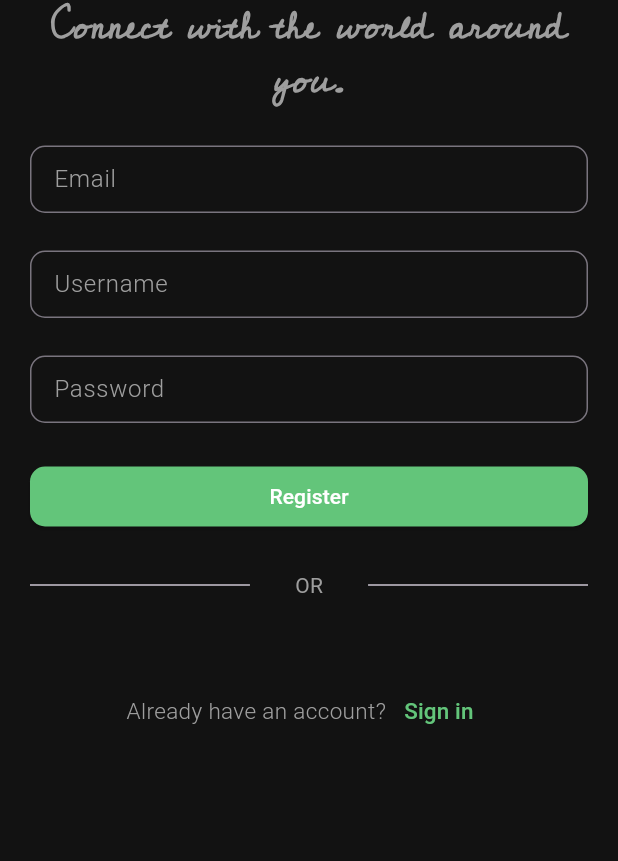
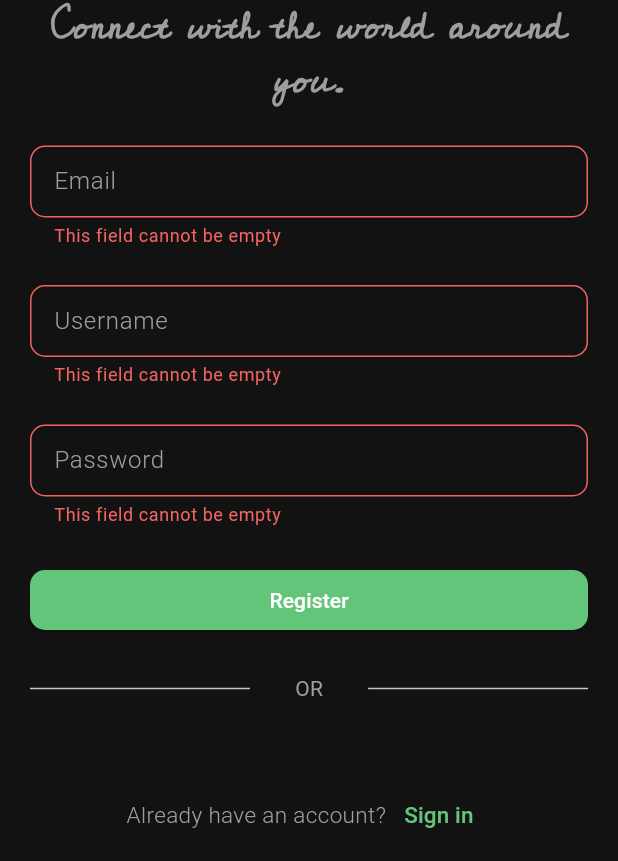
Before and after one commit to nileshshrs/moments, a Flutter app: the RegistrationScreen screen opened directly, after a tap on "Register", on a phone screen of 412 x 824 dp, the part 375-1236 px from its top. Run offline on Flutter 3.47's test engine with Material 3 defaults, Android fonts, the phone set to English and light mode, and no system bars; our stand-ins replace another_flushbar.

Commit message:
form error handling for login and registration screen

```diff
--- a/lib/app.dart
+++ b/lib/app.dart
@@ -2,6 +2,7 @@ import 'package:flutter/material.dart';
 import 'package:moments/features/home/view/home_screen.dart';
 import 'package:moments/features/login/views/login_screen.dart';
 import 'package:moments/features/registration/view/registration_screen.dart';
+import 'package:moments/features/splashscreen/splash_screen.dart';
 // import 'package:moments/features/splashscreen/splash_screen.dart';
 
 class App extends StatefulWidget {
@@ -15,7 +16,7 @@ class _AppState extends State<App> {
   @override
   Widget build(BuildContext context) {
     return const MaterialApp(
-      home: RegistrationScreen(),
+      home: SplashScreen(),
       debugShowCheckedModeBanner: false,
     );
   }
--- a/lib/features/login/views/login_screen.dart
+++ b/lib/features/login/views/login_screen.dart
@@ -2,7 +2,7 @@
 
 import 'package:flutter/material.dart';
 import 'package:moments/features/registration/view/registration_screen.dart';
-// ignore: depend_on_referenced_packages
+import 'package:moments/utils/flushbar_utils.dart'; // Import your FlushbarUtil here
 
 class LoginScreen extends StatefulWidget {
   const LoginScreen({super.key});
@@ -20,14 +20,24 @@ class _LoginScreenState extends State<LoginScreen> {
       TextEditingController();
   final TextEditingController _passwordController = TextEditingController();
 
-  void login(usernameOrEmail, password) {
+  void login(String usernameOrEmail, String password) {
     print('username: $usernameOrEmail, password: $password');
-    if (usernameOrEmail.isNotEmpty && password.isNotEmpty) {
-      // Navigator.pushReplacement(
-      //   context,
-      //   MaterialPageRoute(builder: (context) =>),
-      // );
+
+    if (usernameOrEmail.isEmpty && password.isEmpty ||
+        usernameOrEmail != "admin" && password != "admin123") {
+      // Show error message using Flushbar
+      FlushbarUtil.showMessage(
+        context: context,
+        message: "invalid credentials. please try again.!",
+        backgroundColor: Color(0xFFF0635D),
+        messageColor: Colors.white,
+      );
+      return; // Exit early if fields are empty
     }
+
+    // Add login logic here (e.g., API call)
+
+    // Clear the input fields after successful login
     _usernameOrEmailController.clear();
     _passwordController.clear();
   }
@@ -44,9 +54,7 @@ class _LoginScreenState extends State<LoginScreen> {
               mainAxisAlignment: MainAxisAlignment.center,
               crossAxisAlignment: CrossAxisAlignment.center,
               children: [
-              SizedBox(
-                height: 90,
-              ),
+                SizedBox(height: 90),
                 SizedBox(
                   height: 140,
                   width: double.infinity,
@@ -60,17 +68,14 @@ class _LoginScreenState extends State<LoginScreen> {
                     "Connect with the world around you.",
                     textAlign: TextAlign.center,
                     style: TextStyle(
-                    fontFamily:
-                        'Cedarville', // Use the font family defined in pubspec.yaml
+                      fontFamily: 'Cedarville',
                       color: textMutedColor,
                       fontSize: 25,
                       fontWeight: FontWeight.bold,
                     ),
                   ),
                 ),
-              SizedBox(
-                height: 25.0,
-              ),
+                SizedBox(height: 25.0),
                 SizedBox(
                   height: 45.0,
                   child: TextFormField(
@@ -92,9 +97,7 @@ class _LoginScreenState extends State<LoginScreen> {
                     ),
                   ),
                 ),
-              SizedBox(
-                height: 25.0,
-              ),
+                SizedBox(height: 25.0),
                 SizedBox(
                   height: 45.0,
                   child: TextFormField(
@@ -118,15 +121,15 @@ class _LoginScreenState extends State<LoginScreen> {
                     ),
                   ),
                 ),
-              SizedBox(
-                height: 25.0,
-              ),
+                SizedBox(height: 25.0),
                 SizedBox(
                   width: double.infinity,
                   child: ElevatedButton(
                     onPressed: () {
-                    login(_usernameOrEmailController.text,
-                        _passwordController.text);
+                      login(
+                        _usernameOrEmailController.text,
+                        _passwordController.text,
+                      );
                     },
                     style: ElevatedButton.styleFrom(
                       backgroundColor: primaryColor,
@@ -134,14 +137,10 @@ class _LoginScreenState extends State<LoginScreen> {
                       shape: RoundedRectangleBorder(
                           borderRadius: BorderRadius.circular(10)),
                     ),
-                  child: Text(
-                    "Login",
+                    child: Text("Login"),
                   ),
                 ),
-              ),
-              SizedBox(
-                height: 25.0,
-              ),
+                SizedBox(height: 25.0),
                 Row(
                   children: [
                     const Expanded(child: Divider()),
@@ -155,15 +154,13 @@ class _LoginScreenState extends State<LoginScreen> {
                     const Expanded(child: Divider()),
                   ],
                 ),
-              SizedBox(
-                height: 25,
-              ),
+                SizedBox(height: 25),
                 SizedBox(
                   width: double.infinity,
                   child: TextButton(
                     onPressed: () {},
                     style: ButtonStyle(
-                      overlayColor: WidgetStateProperty.all<Color>(
+                      overlayColor: MaterialStateProperty.all<Color>(
                           Colors.transparent), // Disable highlight color
                     ),
                     child: Text(
@@ -172,11 +169,10 @@ class _LoginScreenState extends State<LoginScreen> {
                           fontWeight: FontWeight.w300,
                           color: primaryColor,
                           fontSize: 17),
-                    )),
                     ),
-              SizedBox(
-                height: 50,
                   ),
+                ),
+                SizedBox(height: 50),
                 Row(
                   mainAxisAlignment: MainAxisAlignment.center,
                   children: [
@@ -197,7 +193,7 @@ class _LoginScreenState extends State<LoginScreen> {
                         );
                       },
                       style: ButtonStyle(
-                      overlayColor: WidgetStateProperty.all<Color>(
+                        overlayColor: MaterialStateProperty.all<Color>(
                             Colors.transparent), // Disable highlight color
                       ),
                       child: Text(
@@ -213,7 +209,8 @@ class _LoginScreenState extends State<LoginScreen> {
               ],
             ),
           ),
-      )),
+        ),
+      ),
     );
   }
 }
--- a/lib/features/registration/view/registration_screen.dart
+++ b/lib/features/registration/view/registration_screen.dart
@@ -1,8 +1,6 @@
-// ignore_for_file: prefer_const_constructors, sized_box_for_whitespace
-
 import 'package:flutter/material.dart';
 import 'package:moments/features/login/views/login_screen.dart';
-// ignore: depend_on_referenced_packages
+import 'package:moments/utils/custom_textformfield.dart';
 
 class RegistrationScreen extends StatefulWidget {
   const RegistrationScreen({super.key});
@@ -12,25 +10,33 @@ class RegistrationScreen extends StatefulWidget {
 }
 
 class _RegistrationScreenState extends State<RegistrationScreen> {
-  final Color primaryColor = Color(0xFF63C57A);
-  final Color bgColor = Color(0xFF121212);
+  final Color primaryColor = const Color(0xFF63C57A);
+  final Color bgColor = const Color(0xFF121212);
   final Color textMutedColor = Colors.grey;
 
   final TextEditingController _usernameController = TextEditingController();
   final TextEditingController _emailController = TextEditingController();
   final TextEditingController _passwordController = TextEditingController();
 
-  void register(username, email, password) {
+  final _formKey = GlobalKey<FormState>(); // Key for form validation
+
+  // Regex patterns
+  final _emailRegex =
+      RegExp(r'^[a-zA-Z0-9._%+-]+@[a-zA-Z0-9.-]+\.[a-zA-Z]{2,}$');
+  final _usernameRegex = RegExp(r'^[a-zA-Z0-9_]+$');
+  final _passwordRegex =
+      RegExp(r'^(?=.*[a-z])(?=.*[A-Z])(?=.*\d)[a-zA-Z\d]{8,24}$');
+
+  // Register method with validation
+  void register(String username, String email, String password) {
+    if (_formKey.currentState!.validate()) {
       print('username: $username, email: $email, password: $password');
-    if (username.isNotEmpty && email.isNotEmpty && password.isNotEmpty) {
-      // Navigator.pushReplacement(
-      //   context,
-      //   MaterialPageRoute(builder: (context) =>),
-      // );
-    }
+      // Navigate to the next screen if necessary
+      // Navigator.pushReplacement(context, MaterialPageRoute(builder: (context) => NextScreen()));
       _usernameController.clear();
       _emailController.clear();
       _passwordController.clear();
+    }
   }
 
   @override
@@ -41,13 +47,13 @@ class _RegistrationScreenState extends State<RegistrationScreen> {
         child: SingleChildScrollView(
           child: Padding(
             padding: const EdgeInsets.all(20.0),
+            child: Form(
+              key: _formKey, // Attach form key
               child: Column(
                 mainAxisAlignment: MainAxisAlignment.center,
                 crossAxisAlignment: CrossAxisAlignment.center,
                 children: [
-              SizedBox(
-                height: 90,
-              ),
+                  const SizedBox(height: 90),
                   SizedBox(
                     height: 140,
                     width: double.infinity,
@@ -61,97 +67,47 @@ class _RegistrationScreenState extends State<RegistrationScreen> {
                       "Connect with the world around you.",
                       textAlign: TextAlign.center,
                       style: TextStyle(
-                    fontFamily:
-                        'Cedarville', // Use the font family defined in pubspec.yaml
+                        fontFamily: 'Cedarville', // Custom font
                         color: textMutedColor,
                         fontSize: 25,
                         fontWeight: FontWeight.bold,
                       ),
                     ),
                   ),
-              SizedBox(
-                height: 25.0,
+                  const SizedBox(height: 25.0),
+                  CustomTextFormField(
+                    controller: _emailController,
+                    hintText: "Email",
+                    regex: _emailRegex,
+                    errorMessage: "Enter a valid email address.",
                   ),
-              SizedBox(
-                height: 45.0,
-                child: TextFormField(
-                  style: TextStyle(color: Colors.white),
-                  controller: _emailController,
-                  cursorColor: primaryColor,
-                  decoration: InputDecoration(
-                    hintText: "Email",
-                    contentPadding:
-                        EdgeInsets.symmetric(vertical: 0, horizontal: 12.0),
-                    hintStyle: TextStyle(
-                        color: textMutedColor, fontWeight: FontWeight.w300),
-                    border: OutlineInputBorder(
-                        borderRadius: BorderRadius.circular(10)),
-                    focusedBorder: OutlineInputBorder(
-                      borderRadius: BorderRadius.circular(10),
-                      borderSide: BorderSide(color: textMutedColor),
+                  const SizedBox(height: 25.0),
+                  CustomTextFormField(
+                    controller: _usernameController,
+                    hintText: "Username",
+                    regex: _usernameRegex,
+                    errorMessage:
+                        "username allows letters, numbers, and underscores only.",
                   ),
+                  const SizedBox(height: 25.0),
+                  CustomTextFormField(
+                    controller: _passwordController,
+                    hintText: "Password",
+                    regex: _passwordRegex,
+                    obscureText: true,
+                    errorMessage:
+                        "password should be 8 chars, 1 digit and 1 uppercase.",
                   ),
-                ),
-              ),
-              SizedBox(
-                height: 25.0,
-              ),
-              SizedBox(
-                height: 45.0,
-                child: TextFormField(
-                  style: TextStyle(color: Colors.white),
-                  controller: _usernameController,
-                  cursorColor: primaryColor,
-                  decoration: InputDecoration(
-                    hintText: "Username",
-                    contentPadding:
-                        EdgeInsets.symmetric(vertical: 0, horizontal: 12.0),
-                    hintStyle: TextStyle(
-                        color: textMutedColor, fontWeight: FontWeight.w300),
-                    border: OutlineInputBorder(
-                        borderRadius: BorderRadius.circular(10)),
-                    focusedBorder: OutlineInputBorder(
-                      borderRadius: BorderRadius.circular(10),
-                      borderSide: BorderSide(color: textMutedColor),
-                    ),
-                  ),
-                ),
-              ),
-              SizedBox(
-                height: 25.0,
-              ),
-              SizedBox(
-                height: 45.0,
-                child: TextFormField(
-                  style: TextStyle(color: Colors.white),
-                  controller: _passwordController,
-                  cursorColor: primaryColor,
-                  obscureText: true,
-                  decoration: InputDecoration(
-                    hintText: "Password",
-                    hintStyle: TextStyle(
-                        color: textMutedColor, fontWeight: FontWeight.w300),
-                    contentPadding:
-                        EdgeInsets.symmetric(vertical: 0, horizontal: 12.0),
-                    border: OutlineInputBorder(
-                      borderRadius: BorderRadius.circular(10),
-                    ),
-                    focusedBorder: OutlineInputBorder(
-                      borderRadius: BorderRadius.circular(10),
-                      borderSide: BorderSide(color: textMutedColor),
-                    ),
-                  ),
-                ),
-              ),
-              SizedBox(
-                height: 25.0,
-              ),
+                  const SizedBox(height: 25.0),
                   SizedBox(
                     width: double.infinity,
                     child: ElevatedButton(
                       onPressed: () {
-                    register(_usernameController.text, _emailController.text,
-                        _passwordController.text);
+                        register(
+                          _usernameController.text,
+                          _emailController.text,
+                          _passwordController.text,
+                        );
                       },
                       style: ElevatedButton.styleFrom(
                         backgroundColor: primaryColor,
@@ -159,14 +115,10 @@ class _RegistrationScreenState extends State<RegistrationScreen> {
                         shape: RoundedRectangleBorder(
                             borderRadius: BorderRadius.circular(10)),
                       ),
-                  child: Text(
-                    "Register",
+                      child: const Text("Register"),
                     ),
                   ),
-              ),
-              SizedBox(
-                height: 25.0,
-              ),
+                  const SizedBox(height: 25.0),
                   Row(
                     children: [
                       const Expanded(child: Divider()),
@@ -180,9 +132,7 @@ class _RegistrationScreenState extends State<RegistrationScreen> {
                       const Expanded(child: Divider()),
                     ],
                   ),
-              SizedBox(
-                height: 50,
-              ),
+                  const SizedBox(height: 50),
                   Row(
                     mainAxisAlignment: MainAxisAlignment.center,
                     children: [
@@ -198,11 +148,12 @@ class _RegistrationScreenState extends State<RegistrationScreen> {
                           // Navigate to LoginScreen
                           Navigator.push(
                             context,
-                        MaterialPageRoute(builder: (context) => LoginScreen()),
+                            MaterialPageRoute(
+                                builder: (context) => const LoginScreen()),
                           );
                         },
                         style: ButtonStyle(
-                      overlayColor: WidgetStateProperty.all<Color>(
+                          overlayColor: MaterialStateProperty.all<Color>(
                               Colors.transparent), // Disable highlight color
                         ),
                         child: Text(
@@ -218,7 +169,9 @@ class _RegistrationScreenState extends State<RegistrationScreen> {
                 ],
               ),
             ),
-      )),
+          ),
+        ),
+      ),
     );
   }
 }
--- /dev/null
+++ b/lib/utils/custom_textformfield.dart
@@ -0,0 +1,82 @@
+import 'package:flutter/material.dart';
+
+class CustomTextFormField extends StatefulWidget {
+  final TextEditingController controller;
+  final String hintText;
+  final RegExp regex;
+  final String errorMessage;
+  final bool obscureText;
+
+  const CustomTextFormField({super.key,
+    required this.controller,
+    required this.hintText,
+    required this.regex,
+    required this.errorMessage,
+    this.obscureText = false,
+  });
+
+  @override
+  State<CustomTextFormField> createState() => _CustomTextFormFieldState();
+}
+
+class _CustomTextFormFieldState extends State<CustomTextFormField> {
+  String? errorText;
+
+  @override
+  void initState() {
+    super.initState();
+
+    // Listen to text changes to reset error message when text is cleared
+    widget.controller.addListener(() {
+      setState(() {
+        errorText = null; // Reset the error message when the text is changed
+      });
+    });
+  }
+
+  @override
+  Widget build(BuildContext context) {
+    return TextFormField(
+      style: TextStyle(color: Colors.white),
+      controller: widget.controller,
+      cursorColor: Color(0xFF63C57A),
+      obscureText: widget.obscureText,
+      validator: (value) {
+        if (value == null || value.isEmpty) {
+          return 'This field cannot be empty';
+        }
+        if (!widget.regex.hasMatch(value)) {
+          return widget.errorMessage;
+        }
+        return null;
+      },
+      onChanged: (text) {
+        setState(() {
+          errorText = null; // Reset error message on text change
+        });
+      },
+      decoration: InputDecoration(
+        hintText: widget.hintText,
+        hintStyle: TextStyle(color: Colors.grey, fontWeight: FontWeight.w300),
+        contentPadding: EdgeInsets.symmetric(vertical: 0, horizontal: 12.0),
+        border: OutlineInputBorder(borderRadius: BorderRadius.circular(10)),
+        focusedBorder: OutlineInputBorder(
+          borderRadius: BorderRadius.circular(10),
+          borderSide: BorderSide(color: Colors.grey),
+        ),
+        errorStyle: TextStyle(color: Color(0xFFF06360)), // Red text for error
+        errorText: errorText, // Set the error text here
+        errorBorder: OutlineInputBorder(
+          borderRadius: BorderRadius.circular(10),
+          borderSide:
+              BorderSide(color: Color(0xFFF06360)), // Red border for error
+        ),
+        focusedErrorBorder: OutlineInputBorder(
+          borderRadius: BorderRadius.circular(10),
+          borderSide: BorderSide(
+              color: Color(0xFFF06360)), // Red border on focus with error
+        ),
+      ),
+    );
+  }
+}
--- /dev/null
+++ b/lib/utils/flushbar_utils.dart
@@ -0,0 +1,30 @@
+import 'package:flutter/material.dart';
+import 'package:another_flushbar/flushbar.dart';
+
+class FlushbarUtil {
+  static void showMessage({
+    required BuildContext context,
+    required String message,
+    required Color backgroundColor,
+    required Color messageColor,
+    Duration duration = const Duration(seconds: 5),
+    FlushbarPosition position = FlushbarPosition.TOP,
+  }) {
+    Flushbar(
+      message: message,
+      duration: duration,
+      backgroundColor: backgroundColor,
+      flushbarPosition: position,
+      flushbarStyle: FlushbarStyle.FLOATING,
+      margin: const EdgeInsets.fromLTRB(7.0, 7.0, 7.0, 3.0),
+      borderRadius: BorderRadius.circular(10.0),
+      boxShadows: const [
+        BoxShadow(
+          color: Colors.grey,
+          offset: Offset(0.0, 1.0),
+        ),
+      ],
+      messageColor: messageColor,
+    ).show(context);
+  }
+}
--- a/pubspec.yaml
+++ b/pubspec.yaml
@@ -36,6 +36,7 @@ dependencies:
   # The following adds the Cupertino Icons font to your application.
   # Use with the CupertinoIcons class for iOS style icons.
   cupertino_icons: ^1.0.8
+  another_flushbar: ^1.12.30
 
 dev_dependencies:
   flutter_test:
```
Also changed, not shown: pubspec.lock. Lines whose indentation alone changed are shown as unchanged.
